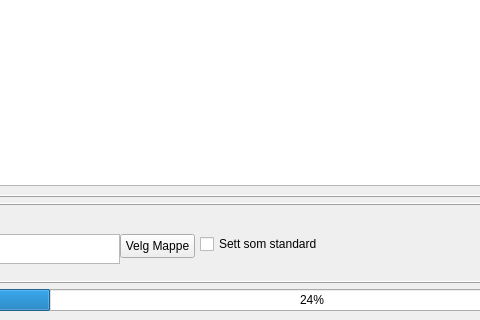
Walmann/Super-Simple-Image-Importer, file ui/mainWindow.ui: the form before one commit; both pictures show x 200 to 680 and y 480 to 800 of the 1024 by 800 pixel window.
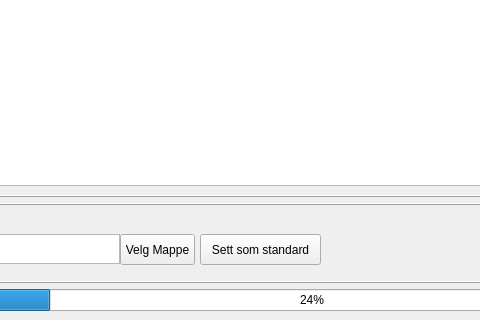
The form after the commit. Icons and pictures are not drawn.

Patch:
```diff
--- a/ui/mainWindow.ui
+++ b/ui/mainWindow.ui
@@ -244,7 +244,7 @@
               <x>300</x>
               <y>20</y>
               <width>75</width>
-              <height>24</height>
+              <height>31</height>
              </rect>
             </property>
             <property name="text">
@@ -329,13 +329,13 @@
              </item>
             </layout>
            </widget>
-           <widget class="QCheckBox" name="SetDefaultExportPath">
+           <widget class="QPushButton" name="Button_SetDefaultExportPath">
             <property name="geometry">
              <rect>
               <x>380</x>
               <y>20</y>
-              <width>161</width>
-              <height>20</height>
+              <width>121</width>
+              <height>31</height>
              </rect>
             </property>
             <property name="text">
```
Left out of the diff: 17 changed lines with no effect on the pictures.
